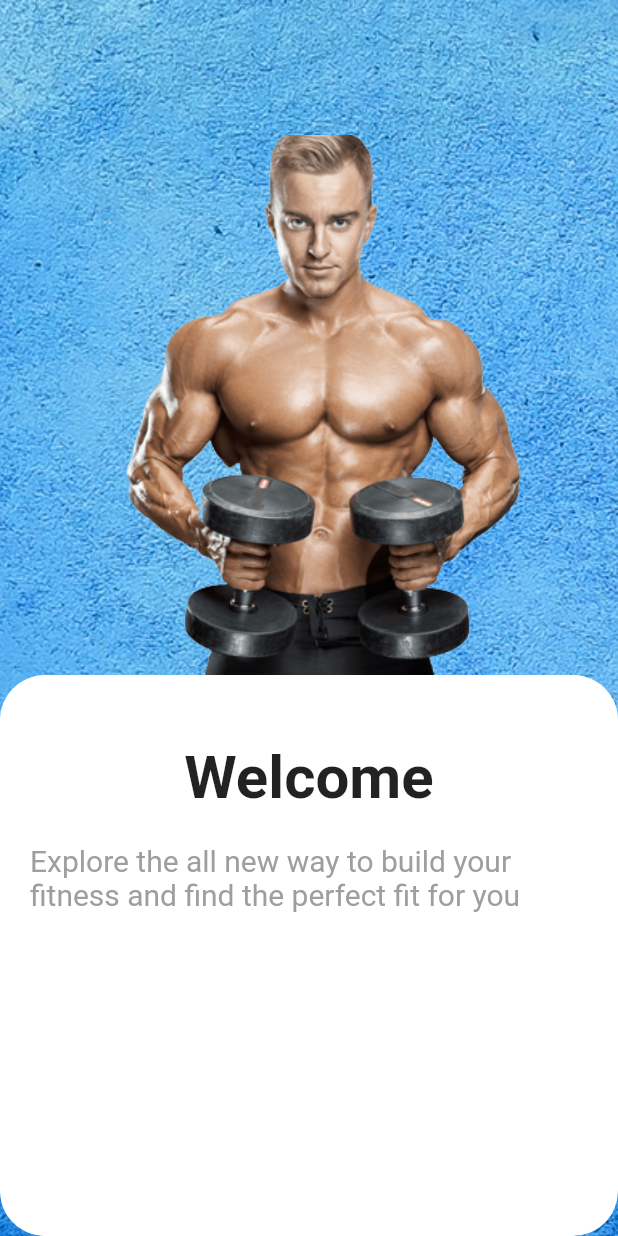
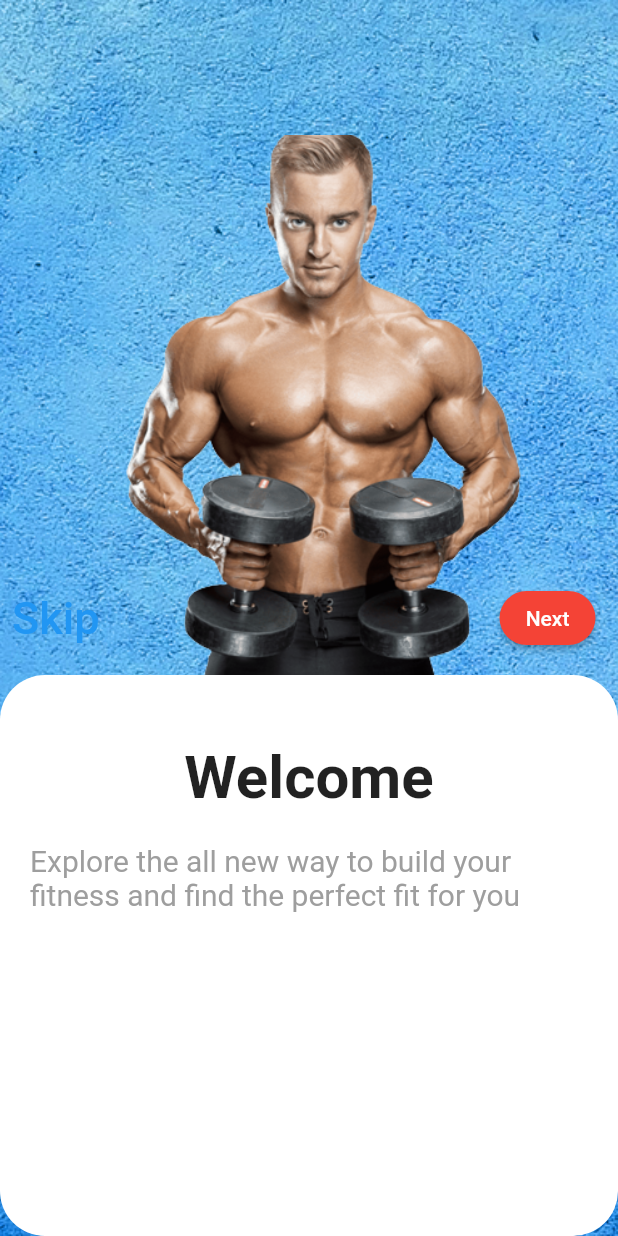
Before and after one commit to lionking0017/git_assignment_group_5, a Flutter app: the screen it shows after launch, on a phone screen of 412 x 824 dp. Run offline on Flutter 3.47's test engine with Material 2 defaults, Android fonts, the phone set to English and light mode, and no system bars.

Commit message:
Row Error CheckPoint

```diff
--- a/lib/my_homepage.dart
+++ b/lib/my_homepage.dart
@@ -22,7 +22,6 @@ class _MyHomePageState extends State<MyHomePage> {
             fit: BoxFit.cover,
           ),
         ),
-
         Padding(
           padding: const EdgeInsets.only(top: 90.0),
           child: Container(
@@ -33,12 +32,10 @@ class _MyHomePageState extends State<MyHomePage> {
                 fit: BoxFit.cover,
               )),
         ),
-
         Padding(
           padding: const EdgeInsets.only(top: 450.0),
           child: Container(
             width: MediaQuery.of(context).size.width,
-
             decoration: BoxDecoration(
               borderRadius: BorderRadius.circular(30),
               color: Colors.white,
@@ -48,20 +45,56 @@ class _MyHomePageState extends State<MyHomePage> {
                 children: const [
                   Padding(
                     padding: EdgeInsets.only(top: 45.0),
-                        child: Text("Welcome", style: TextStyle( fontWeight: FontWeight.bold, fontSize: 40),),
+                    child: Text(
+                      "Welcome",
+                      style:
+                          TextStyle(fontWeight: FontWeight.bold, fontSize: 40),
                     ),
+                  ),
+
+
                   Padding(
                       padding: EdgeInsets.all(20.0),
-
                       child: Center(
-                               child: Text("Explore the all new way to build your fitness and find the perfect fit for you",
-                            style: TextStyle( fontWeight: FontWeight.normal, fontSize: 20, color: Colors.grey),),
+                        child: Text(
+                          "Explore the all new way to build your fitness and find the perfect fit for you",
+                          style: TextStyle(
+                              fontWeight: FontWeight.normal,
+                              fontSize: 20,
+                              color: Colors.grey),
+                        ),
                       )),
-
 
                 ]),
           ),
+        ),
+        Container(
+          child: Row(
+             children: [
+               Container(
+
+                 child: TextButton(onPressed: () {}, child: Text("Skip", style: TextStyle(fontSize: 30),)),
+               ),
+
+               Expanded(child: Container()),
+               Container(
+                 margin: EdgeInsets.only(right: 15),
+
+                        child: ElevatedButton(
+                          style: ElevatedButton.styleFrom(
+                            shape: RoundedRectangleBorder(
+                                borderRadius: BorderRadius.circular(500)),
+                            primary: Colors.red, // background
+                            onPrimary: Colors.white,
+                            // foreground
+                          ),
+                          onPressed: () {},
+                          child: const Text('Next'),
+                        ),
                       )
+             ],
+          ),
+        ),
       ]),
     );
   }
```
Lines whose indentation alone changed are shown as unchanged.
